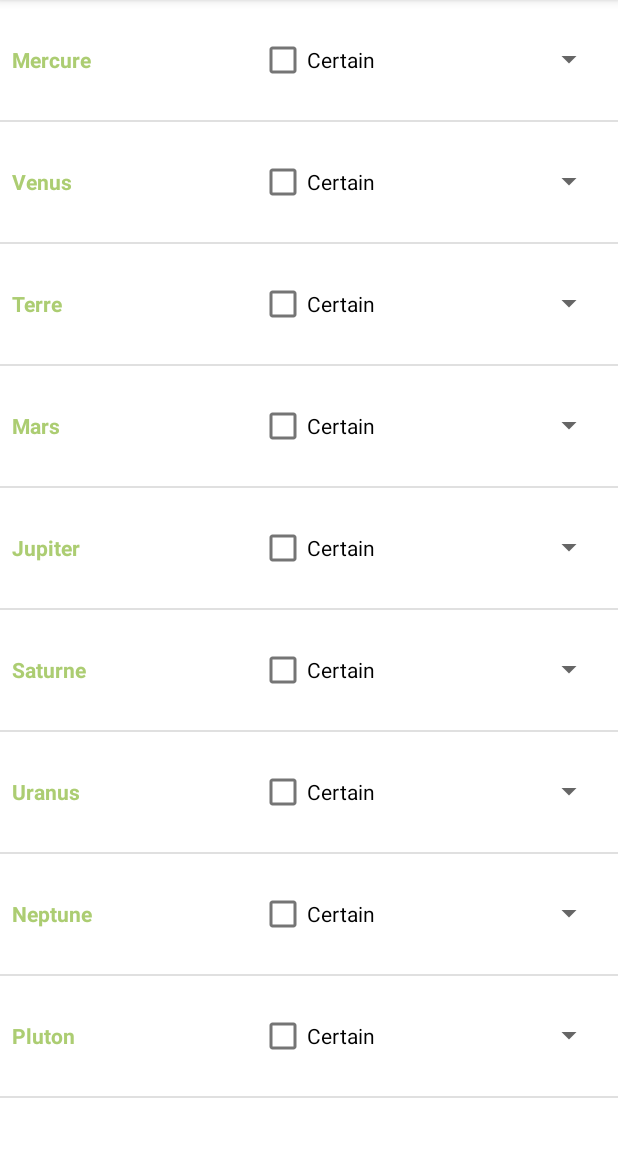
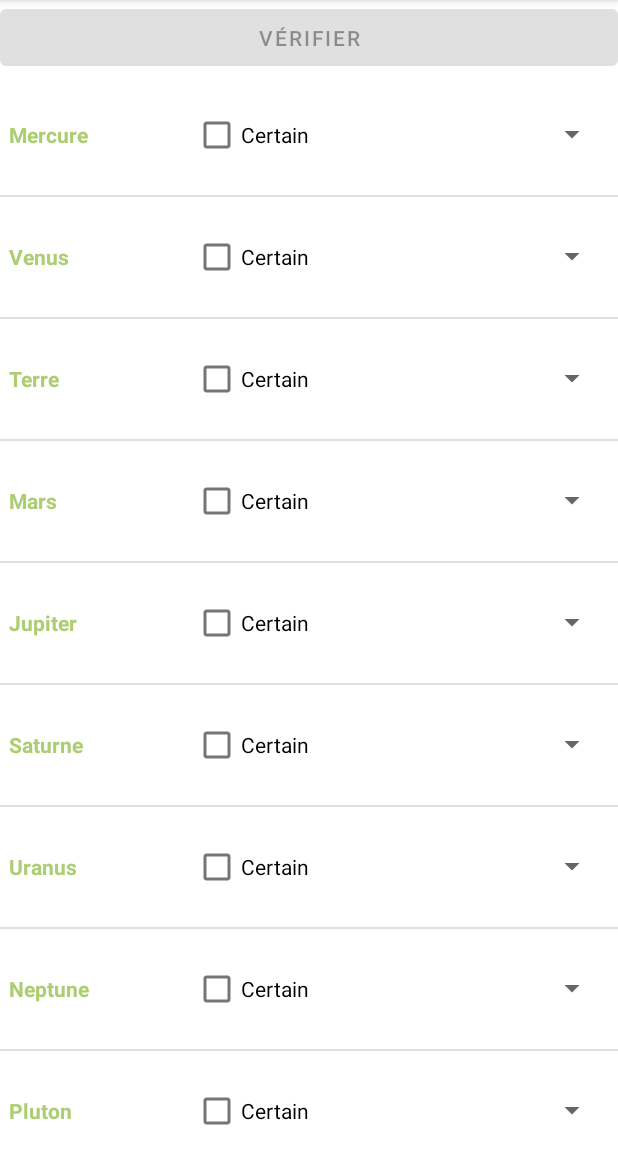
Before and after one commit to LaitEntier/ProgMobileTP03, an Android app: the screen it shows after launch (MainActivity), on a phone screen of 412 x 824 dp, the part 84-1236 px from its top. Run offline under Robolectric (Android 15) with nearby library versions, the phone set to English and light mode, and no system bars.

Commit message:
Exercices 1 + 2

```diff
--- /dev/null
+++ b/app/src/main/java/com/example/tp03/Data.java
@@ -0,0 +1,30 @@
+package com.example.tp03;
+
+import java.util.ArrayList;
+
+public class Data {
+    private ArrayList<String> planetes;
+
+    private String[] taillePlanetes = {"4900", "12000", "12800", "6800", "144000", "120000", "52000", "50000", "2300"};
+    public Data() {
+        this.planetes = new ArrayList<>();
+    }
+
+    public ArrayList<String> getPlanetes() {
+        planetes.add("Mercure");
+        planetes.add("Venus");
+        planetes.add("Terre");
+        planetes.add("Mars");
+        planetes.add("Jupiter");
+        planetes.add("Saturne");
+        planetes.add("Uranus");
+        planetes.add("Neptune");
+        planetes.add("Pluton");
+        return planetes;
+    }
+
+    public String[] getTaillePlanetes() {
+        return taillePlanetes;
+    }
+
+}
--- a/app/src/main/java/com/example/tp03/MainActivity.java
+++ b/app/src/main/java/com/example/tp03/MainActivity.java
@@ -9,117 +9,50 @@ import android.view.View;
 import android.view.ViewGroup;
 import android.widget.ArrayAdapter;
 import android.widget.BaseAdapter;
+import android.widget.Button;
 import android.widget.CheckBox;
 import android.widget.CompoundButton;
 import android.widget.ListView;
 import android.widget.Spinner;
 import android.widget.TextView;
+import android.widget.Toast;
 
 import java.util.ArrayList;
 
 public class MainActivity extends AppCompatActivity {
 
-    private ArrayList<String> planetes;
     ListView listview;
-    PlaneteAdapter adapter;
+    PlanetAdapter adapter;
+    Button checkBtn;
+    Spinner spinner;
+
+    Data data = new Data();
 
     @Override
     protected void onCreate(Bundle savedInstanceState) {
         super.onCreate(savedInstanceState);
+
         setContentView(R.layout.activity_main);
-
         listview = (ListView) findViewById(R.id.listView);
 
-        installePlanetes();
+        data = new Data();
+        adapter = new PlanetAdapter(this, data);
+        listview.setAdapter(adapter);
 
-        adapter = new PlaneteAdapter();
-        listview.setAdapter(adapter);
-    }
+        checkBtn = findViewById(R.id.button);
+        checkBtn.setEnabled(false);
 
-    /**
-     * Ajoute les planètes du système solaire à l'ArrayList
-     */
-    private void installePlanetes() {
-        planetes = new ArrayList<String>();
-        planetes.add("Mercure");
-        planetes.add("Venus");
-        planetes.add("Terre");
-        planetes.add("Mars");
-        planetes.add("Jupiter");
-        planetes.add("Saturne");
-        planetes.add("Uranus");
-        planetes.add("Neptune");
-        planetes.add("Pluton");
-    }
-
-    class PlaneteAdapter extends BaseAdapter {
-
-        @Override
-        public int getCount() {
-            if (planetes == null || planetes.isEmpty()) {
-                return 0;
+        checkBtn.setOnClickListener((view) -> {
+        int score = 0;
+        String[] taillesPlanetes = data.getTaillePlanetes();
+        for(int i=0; i<taillesPlanetes.length; i++) {
+            View vw = listview.getChildAt(i);
+            spinner = vw.findViewById(R.id.spinner);
+            if(spinner.getSelectedItem().toString().equals(taillesPlanetes[i])) {
+                score+=1;
             }
-            return planetes.size();
         }
-
-        @Override
-        public Object getItem(int position) {
-            return planetes.get(position);
-        }
-
-        @Override
-        public long getItemId(int position) {
-            return 0;
-        }
-
-        /**
-         * Initialise et MàJ la vue d'un item de la liste
-         * @param position
-         * @param convertView
-         * @param parent
-         * @return itemView
-         */
-        @Override
-        public View getView(int position, View convertView, ViewGroup parent) {
-            View itemView = convertView;
-            if (convertView == null) {
-                LayoutInflater inflater = (LayoutInflater)    MainActivity.this.getSystemService(Context.LAYOUT_INFLATER_SERVICE);
-                itemView = inflater.inflate(R.layout.listitem, null);
-            }
-            TextView nomPlanete = (TextView) itemView.findViewById(R.id.textView);
-            final CheckBox checkBox = (CheckBox) itemView.findViewById(R.id.checkbox);
-            final Spinner spinner = (Spinner) itemView.findViewById(R.id.spinner);
-
-
-            //change le texte de l’élément de la liste en le récupérant de la liste des planètes par la position de l’élément
-            nomPlanete.setText(planetes.get(position));
-
-            //  installer l'adaptateur pour la liste déroulante (spinner)
-            String[] taillePlanetes = {"4900", "12000", "12800", "6800", "144000", "120000", "52000", "50000", "2300"};
-            final ArrayAdapter<String> spinadapter = new ArrayAdapter<String>(MainActivity.this, android.R.layout.simple_spinner_item, taillePlanetes);
-            spinadapter.setDropDownViewResource(android.R.layout.simple_spinner_dropdown_item);
-            spinner.setAdapter(spinadapter);
-
-            checkBox.setOnCheckedChangeListener(new CompoundButton.OnCheckedChangeListener() {
-                @Override
-                public void onCheckedChanged(CompoundButton compoundButton, boolean b) {/*
-                    CheckBox checkBox = (CheckBox)  compoundButton.findViewById(R.id.checkbox);
-                    if (checkBox.isChecked()) {
-                        spinner.setEnabled(false);
-                        spinadapter.notifyDataSetChanged();
-                    } else {
-                        spinner.setEnabled(true);
-                        spinadapter.notifyDataSetChanged();
-                    }
-                }*/
-                    //Equivalent à ce qu'il y a au dessus
-                    CheckBox checkBox = (CheckBox) compoundButton.findViewById(R.id.checkbox);
-                    spinner.setEnabled(!checkBox.isChecked());
-                    spinadapter.notifyDataSetChanged();
-                }
-            });
-            return itemView;
-        }
-
+        Toast.makeText(MainActivity.this, "Score : "+score+"/"+taillesPlanetes.length, Toast.LENGTH_LONG).show();
+        });
     }
 }
--- /dev/null
+++ b/app/src/main/java/com/example/tp03/PlanetAdapter.java
@@ -0,0 +1,103 @@
+package com.example.tp03;
+
+import android.content.Context;
+import android.view.LayoutInflater;
+import android.view.View;
+import android.view.ViewGroup;
+import android.widget.ArrayAdapter;
+import android.widget.BaseAdapter;
+import android.widget.Button;
+import android.widget.CheckBox;
+import android.widget.CompoundButton;
+import android.widget.Spinner;
+import android.widget.TextView;
+
+import androidx.annotation.MainThread;
+
+import java.util.ArrayList;
+
+public class PlanetAdapter extends BaseAdapter {
+    private final MainActivity mainActivityContext;
+    private ArrayList<String> planetes;
+    private Data data;
+    public static int nb=0;
+
+    public PlanetAdapter(MainActivity mainActivityContext, Data data) {
+        this.planetes = data.getPlanetes();
+        this.data = data;
+        this.mainActivityContext = mainActivityContext;
+    }
+
+    @Override
+    public int getCount() {
+        return planetes.size();
+    }
+
+    @Override
+    public Object getItem(int i) {
+        return planetes.get(i);
+    }
+
+    @Override
+    public long getItemId(int i) {
+        return i;
+    }
+
+    @Override
+    public int getViewTypeCount() {
+        return getCount();
+    }
+
+    @Override
+    public int getItemViewType(int position) {
+        return position;
+    }
+
+    /**
+     * Initialise et MàJ la vue d'un item de la liste
+     * @param position
+     * @param convertView
+     * @param parent
+     * @return itemView
+     */
+    @Override
+    public View getView(int position, View convertView, ViewGroup parent) {
+        View itemView = convertView;
+        if (convertView == null) {
+            LayoutInflater inflater = (LayoutInflater)
+                    mainActivityContext.getSystemService(Context.LAYOUT_INFLATER_SERVICE);
+            itemView = inflater.inflate(R.layout.listitem, null);
+        }
+        final TextView nomPlanete = (TextView) itemView.findViewById(R.id.textView);
+        final CheckBox checkBox = (CheckBox) itemView.findViewById(R.id.checkbox);
+        final Spinner spinner = (Spinner) itemView.findViewById(R.id.spinner);
+
+        //change le texte de l’élément de la liste en le récupérant de la liste des planètes par la position de l’élément
+        nomPlanete.setText(planetes.get(position));
+
+        //  installer l'adaptateur pour la liste déroulante (spinner)
+        final ArrayAdapter<String> spinadapter = new ArrayAdapter<String>(mainActivityContext, android.R.layout.simple_spinner_item, data.getTaillePlanetes());
+        spinadapter.setDropDownViewResource(android.R.layout.simple_spinner_dropdown_item);
+        spinner.setAdapter(spinadapter);
+
+        checkBox.setOnCheckedChangeListener(new CompoundButton.OnCheckedChangeListener() {
+            @Override
+            public void onCheckedChanged(CompoundButton compoundButton, boolean b) {
+                CheckBox checkBox = (CheckBox) compoundButton.findViewById(R.id.checkbox);
+                spinner.setEnabled(!checkBox.isChecked());
+                spinadapter.notifyDataSetChanged();
+
+                if(checkBox.isChecked()) {
+                    nb++;
+                } else {
+                    nb--;
+                }
+                if (nb==planetes.size()) {
+                    Button btn = mainActivityContext.findViewById(R.id.button);
+                    btn.setEnabled(true);
+                }
+            }
+        });
+        return itemView;
+    }
+}
--- a/app/src/main/res/layout/activity_main.xml
+++ b/app/src/main/res/layout/activity_main.xml
@@ -4,13 +4,19 @@
     xmlns:tools="http://schemas.android.com/tools"
     android:layout_width="match_parent"
     android:layout_height="match_parent"
+    android:orientation="vertical"
     tools:context=".MainActivity">
+
+    <Button
+        android:id="@+id/button"
+        android:layout_width="match_parent"
+        android:layout_height="50dp"
+        android:text="Vérifier"/>
 
     <ListView
         android:id="@+id/listView"
         android:layout_width="match_parent"
-        android:layout_height="match_parent">
-
+        android:layout_height="wrap_content">
     </ListView>
 
 </LinearLayout>
--- a/app/src/main/res/layout/listitem.xml
+++ b/app/src/main/res/layout/listitem.xml
@@ -24,14 +24,14 @@
 
         <CheckBox
             android:id="@+id/checkbox"
-            android:layout_width="0dp"
+            android:layout_width="wrap_content"
             android:layout_height="wrap_content"
             android:layout_weight="1"
             android:text="Certain" />
 
         <Spinner
             android:id="@+id/spinner"
-            android:layout_width="0dp"
+            android:layout_width="27dp"
             android:layout_height="50dp"
             android:layout_weight="0.4">
 
```
